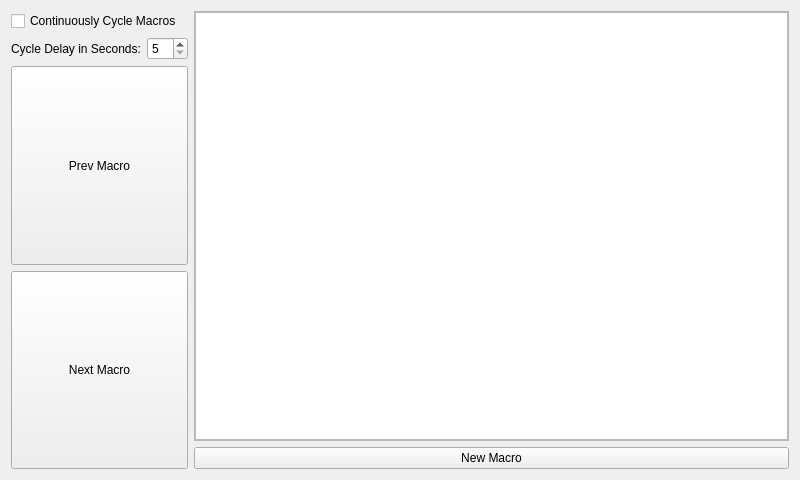
This is forms/pirmacroform.ui in jpietrzak8/Pierogi as Qt 5 draws it before an edit. The edited form follows.
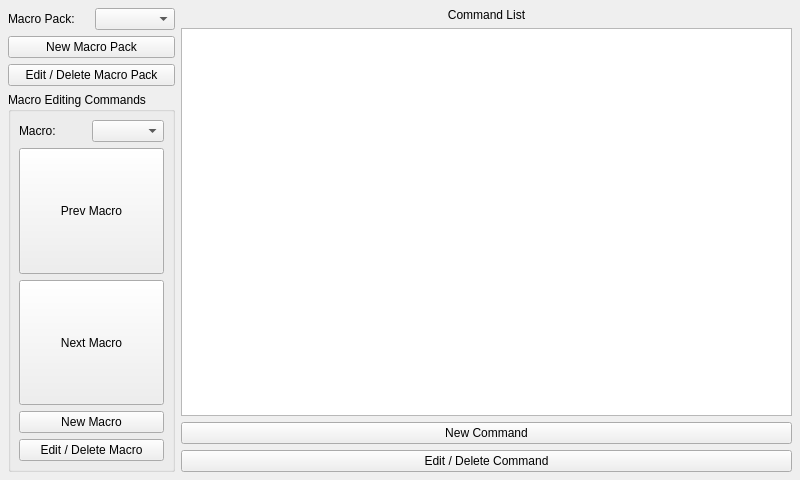
This is the edited form. Icons and pictures are not drawn.

Commit message:
Search for Power Button Panel
Finally, a "search for power button" panel has been added to Pierogi.
Probably still needs some tweaking.  Also, a new Camera Shutter panel
for DSLR camera remotes.  First pass at keysets for Deutsche Telekom,
Emtec, Goodmans, Nikon, Olympus, and Pentax; Canon keyset updated to
use new camera panel.

The edit to the form file:
```diff
--- a/forms/pirmacroform.ui
+++ b/forms/pirmacroform.ui
@@ -13,44 +13,67 @@
   <property name="windowTitle">
    <string>Macro Processor</string>
   </property>
-  <layout class="QGridLayout" name="gridLayout">
-   <item row="0" column="0" rowspan="2">
+  <layout class="QHBoxLayout" name="horizontalLayout_2">
+   <property name="margin">
+    <number>8</number>
+   </property>
+   <item>
     <layout class="QVBoxLayout" name="verticalLayout">
      <item>
-      <widget class="QCheckBox" name="cycleCheckBox">
+      <layout class="QHBoxLayout" name="horizontalLayout_3">
+       <item>
+        <widget class="QLabel" name="macroPackLabel">
        <property name="text">
-        <string>Continuously Cycle Macros</string>
+          <string>Macro Pack:</string>
        </property>
       </widget>
      </item>
+       <item>
+        <widget class="QComboBox" name="macroPackComboBox"/>
+       </item>
+      </layout>
+     </item>
+     <item>
+      <widget class="QPushButton" name="newMacroPackButton">
+       <property name="text">
+        <string>New Macro Pack</string>
+       </property>
+      </widget>
+     </item>
+     <item>
+      <widget class="QPushButton" name="editMacroPackButton">
+       <property name="text">
+        <string>Edit / Delete Macro Pack</string>
+       </property>
+      </widget>
+     </item>
+     <item>
+      <widget class="QGroupBox" name="macroEditGroupBox">
+       <property name="title">
+        <string>Macro Editing Commands</string>
+       </property>
+       <layout class="QVBoxLayout" name="verticalLayout_2">
+        <property name="margin">
+         <number>8</number>
+        </property>
      <item>
       <layout class="QHBoxLayout" name="horizontalLayout">
        <item>
         <widget class="QLabel" name="cycleLabel">
          <property name="text">
-          <string>Cycle Delay in Seconds:</string>
+             <string>Macro:</string>
          </property>
         </widget>
        </item>
        <item>
-        <widget class="QSpinBox" name="spinBox">
-         <property name="minimum">
-          <number>5</number>
-         </property>
-         <property name="maximum">
-          <number>60</number>
-         </property>
-         <property name="singleStep">
-          <number>5</number>
-         </property>
-        </widget>
+           <widget class="QComboBox" name="macroComboBox"/>
        </item>
       </layout>
      </item>
      <item>
       <widget class="QPushButton" name="prevMacroButton">
        <property name="sizePolicy">
-        <sizepolicy hsizetype="Minimum" vsizetype="Expanding">
+           <sizepolicy hsizetype="Minimum" vsizetype="Preferred">
          <horstretch>0</horstretch>
          <verstretch>0</verstretch>
         </sizepolicy>
@@ -73,7 +96,7 @@
      <item>
       <widget class="QPushButton" name="nextMacroButton">
        <property name="sizePolicy">
-        <sizepolicy hsizetype="Minimum" vsizetype="Expanding">
+           <sizepolicy hsizetype="Minimum" vsizetype="Preferred">
          <horstretch>0</horstretch>
          <verstretch>0</verstretch>
         </sizepolicy>
@@ -93,39 +116,55 @@
        </property>
       </widget>
      </item>
-    </layout>
-   </item>
-   <item row="0" column="1">
-    <widget class="QScrollArea" name="scrollArea">
-     <property name="widgetResizable">
-      <bool>true</bool>
-     </property>
-     <widget class="QWidget" name="scrollAreaWidgetContents">
-      <property name="geometry">
-       <rect>
-        <x>0</x>
-        <y>0</y>
-        <width>529</width>
-        <height>420</height>
-       </rect>
-      </property>
-      <layout class="QGridLayout" name="gridLayout_2">
-       <property name="margin">
-        <number>0</number>
-       </property>
-       <item row="0" column="0">
-        <widget class="QListWidget" name="macroListWidget"/>
-       </item>
-      </layout>
-     </widget>
-    </widget>
-   </item>
-   <item row="1" column="1">
+        <item>
     <widget class="QPushButton" name="newMacroButton">
      <property name="text">
       <string>New Macro</string>
      </property>
     </widget>
+        </item>
+        <item>
+         <widget class="QPushButton" name="editMacroButton">
+          <property name="text">
+           <string>Edit / Delete Macro</string>
+          </property>
+         </widget>
+        </item>
+       </layout>
+      </widget>
+     </item>
+    </layout>
+   </item>
+   <item>
+    <layout class="QVBoxLayout" name="verticalLayout_3">
+     <item>
+      <widget class="QLabel" name="commandListLabel">
+       <property name="text">
+        <string>Command List</string>
+       </property>
+       <property name="alignment">
+        <set>Qt::AlignCenter</set>
+       </property>
+      </widget>
+     </item>
+     <item>
+      <widget class="QListWidget" name="macroListWidget"/>
+     </item>
+     <item>
+      <widget class="QPushButton" name="newCommandButton">
+       <property name="text">
+        <string>New Command</string>
+       </property>
+      </widget>
+     </item>
+     <item>
+      <widget class="QPushButton" name="editCommandButton">
+       <property name="text">
+        <string>Edit / Delete Command</string>
+       </property>
+      </widget>
+     </item>
+    </layout>
    </item>
   </layout>
  </widget>
```
Left out of the diff: 2 changed lines with no effect on the pictures. Lines whose indentation alone changed are shown as unchanged. The commit also changes 76 other files.
